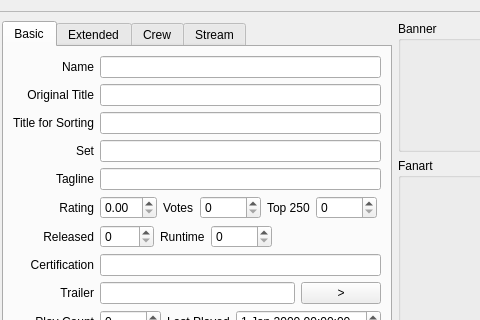
Old version of the form cvideowidget.ui in the repository birkeh/qtKodiAdmin; both pictures show x 279 to 759 and y 0 to 320 of the 953 by 778 pixel window.
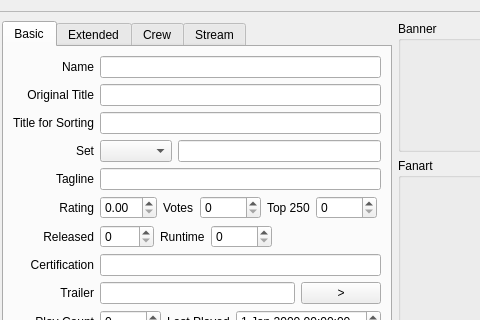
New version of the form. The open tabs and pages were chosen to show the change.

```diff
--- a/cvideowidget.ui
+++ b/cvideowidget.ui
@@ -113,9 +113,6 @@
                 </property>
                </widget>
               </item>
-              <item row="3" column="1">
-               <widget class="QLineEdit" name="m_lpSet"/>
-              </item>
               <item row="5" column="1">
                <layout class="QHBoxLayout" name="horizontalLayout_2">
                 <item>
@@ -371,6 +368,16 @@
                 </property>
                </widget>
               </item>
+              <item row="3" column="1">
+               <layout class="QHBoxLayout" name="horizontalLayout_3">
+                <item>
+                 <widget class="QComboBox" name="m_lpSet"/>
+                </item>
+                <item>
+                 <widget class="QLineEdit" name="m_lpSetText"/>
+                </item>
+               </layout>
+              </item>
              </layout>
             </item>
             <item row="2" column="0">
```
Left out of the diff: 2 changed lines with no effect on the pictures.
